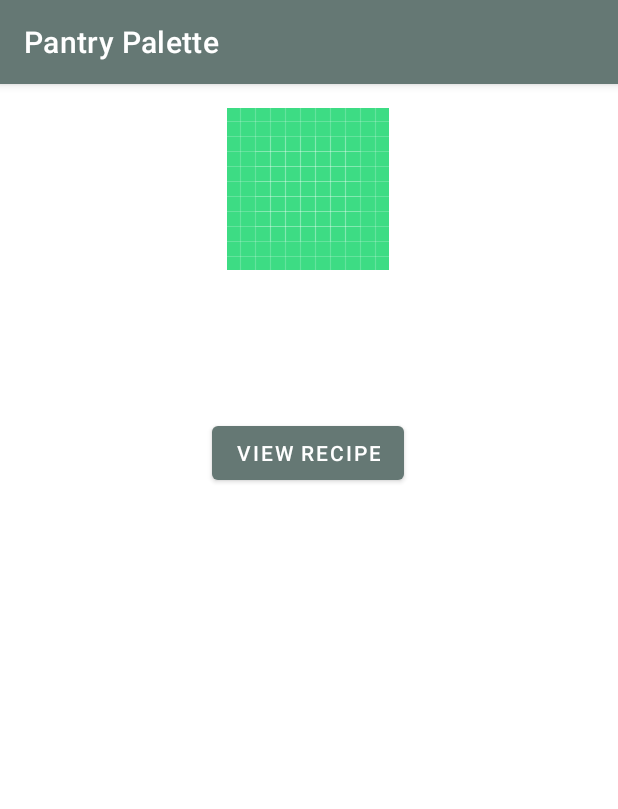
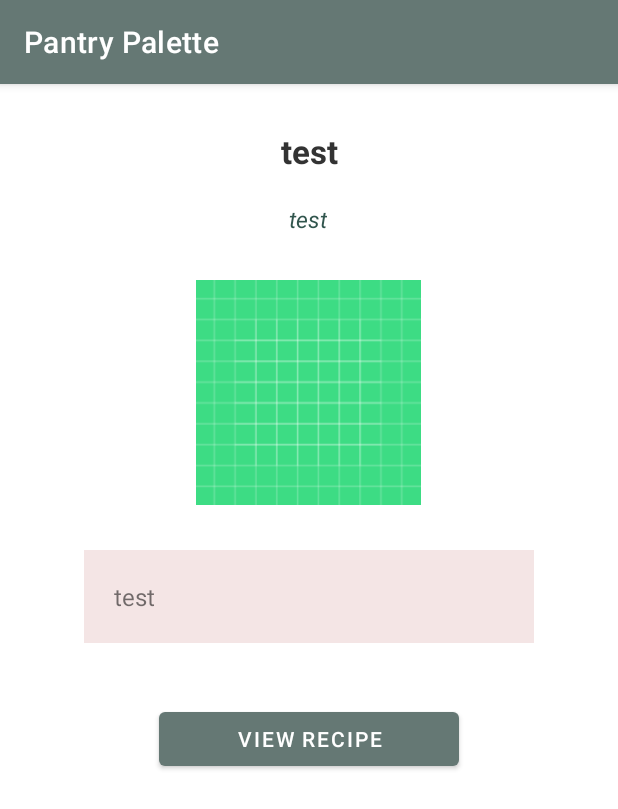
Before and after one commit to alansun25/Pantry-Palette, an Android app: the RecipeInfoActivity screen opened directly, with no data from a screen before it, on a phone screen of 412 x 824 dp. Shown: the top 809 px of the screen. Run offline under Robolectric (Android 15) with nearby library versions, the phone set to English and light mode, and no system bars; pictures from the network do not load; 2 statements that could not run were skipped.

Commit message:
UI Changes

```diff
--- /dev/null
+++ b/app/src/main/res/drawable/background.xml
@@ -0,0 +1,4 @@
+<?xml version="1.0" encoding="utf-8"?>
+<shape xmlns:android="http://schemas.android.com/apk/res/android" android:shape="rectangle" >
+    <solid android:color="#F4E5E5" />
+</shape>
--- a/app/src/main/res/layout/activity_main.xml
+++ b/app/src/main/res/layout/activity_main.xml
@@ -15,15 +15,16 @@
         tools:context=".RecipeListActivity">
 
         <ImageView
-            android:layout_width="50dp"
-            android:layout_height="50dp"
-            android:padding="10dp"
+            android:layout_width="130dp"
+            android:layout_height="130dp"
+            android:layout_gravity="center_horizontal"
             android:scaleType="fitCenter"
             android:src="@drawable/logo" />
 
         <LinearLayout
             android:layout_width="match_parent"
             android:layout_height="wrap_content"
+            android:layout_marginTop="100dp"
             android:orientation="horizontal">
 
             <TextView
@@ -52,7 +53,7 @@
             android:layout_width="wrap_content"
             android:layout_height="wrap_content"
             android:layout_gravity="center_horizontal"
-            android:layout_marginTop="90dp"
+            android:layout_marginTop="190dp"
             android:text="@string/pantry"
             android:textColor="#31554D"
             android:textSize="20dp"
@@ -63,7 +64,7 @@
             android:layout_width="match_parent"
             android:layout_height="match_parent"
             android:layout_marginLeft="28dp"
-            android:layout_marginTop="135dp"
+            android:layout_marginTop="235dp"
             android:layout_marginRight="10dp"
             android:layout_marginBottom="10dp"
             android:paddingHorizontal="16dp"
--- a/app/src/main/res/layout/activity_recipe_info.xml
+++ b/app/src/main/res/layout/activity_recipe_info.xml
@@ -1,64 +1,82 @@
 <?xml version="1.0" encoding="utf-8"?>
-<androidx.constraintlayout.widget.ConstraintLayout xmlns:android="http://schemas.android.com/apk/res/android"
+
+<androidx.core.widget.NestedScrollView
+    xmlns:android="http://schemas.android.com/apk/res/android"
     xmlns:app="http://schemas.android.com/apk/res-auto"
     xmlns:tools="http://schemas.android.com/tools"
     android:layout_width="match_parent"
-    android:layout_height="match_parent"
+    android:layout_height="match_parent">
+
+    <androidx.constraintlayout.widget.ConstraintLayout
+        android:layout_width="match_parent"
+        android:layout_height="wrap_content"
         tools:context=".RecipeInfoActivity">
-
-    <ImageView
-        android:id="@+id/imgRecipe"
-        android:layout_width="wrap_content"
-        android:layout_height="wrap_content"
-        android:layout_marginTop="16dp"
-        app:layout_constraintEnd_toEndOf="parent"
-        app:layout_constraintHorizontal_bias="0.498"
-        app:layout_constraintStart_toStartOf="parent"
-        app:layout_constraintTop_toTopOf="parent"
-        app:srcCompat="@drawable/ic_launcher_background" />
 
         <TextView
             android:id="@+id/tvRecipeTitle"
             android:layout_width="0dp"
             android:layout_height="wrap_content"
             android:layout_marginStart="68dp"
-        android:layout_marginTop="18dp"
+            android:layout_marginTop="30dp"
             android:layout_marginEnd="68dp"
             android:maxLines="2"
+            android:text="test"
             android:textAlignment="center"
-        android:textColor="#000000"
-        android:textSize="18sp"
+            android:textColor="#333333"
+            android:textSize="22sp"
+            android:textStyle="bold"
             app:layout_constraintEnd_toEndOf="parent"
             app:layout_constraintStart_toStartOf="parent"
-        app:layout_constraintTop_toBottomOf="@+id/imgRecipe" />
+            app:layout_constraintTop_toTopOf="parent" />
+
+        <TextView
+            android:id="@+id/tvSource"
+            android:layout_width="wrap_content"
+            android:layout_height="wrap_content"
+            android:layout_marginTop="20dp"
+            android:text="test"
+            android:textColor="#31554D"
+            android:textSize="15sp"
+            android:textStyle="italic"
+            app:layout_constraintEnd_toEndOf="parent"
+            app:layout_constraintHorizontal_bias="0.498"
+            app:layout_constraintStart_toStartOf="parent"
+            app:layout_constraintTop_toBottomOf="@+id/tvRecipeTitle" />
+
+        <ImageView
+            android:id="@+id/imgRecipe"
+            android:layout_width="200dp"
+            android:layout_height="150dp"
+            android:layout_marginTop="30dp"
+            app:layout_constraintEnd_toEndOf="parent"
+            app:layout_constraintHorizontal_bias="0.498"
+            app:layout_constraintStart_toStartOf="parent"
+            app:layout_constraintTop_toBottomOf="@+id/tvSource"
+            app:srcCompat="@drawable/ic_launcher_background" />
 
         <TextView
             android:id="@+id/tvSummary"
             android:layout_width="300dp"
             android:layout_height="wrap_content"
-        android:layout_marginTop="16dp"
+            android:layout_marginTop="30dp"
+            android:padding="20dp"
+            android:background="@drawable/background"
+            android:text="test"
+            android:textSize="16sp"
             app:layout_constraintEnd_toEndOf="parent"
             app:layout_constraintStart_toStartOf="parent"
-        app:layout_constraintTop_toBottomOf="@+id/tvRecipeTitle" />
+            app:layout_constraintTop_toBottomOf="@+id/imgRecipe" />
 
         <Button
             android:id="@+id/btnURL"
-        android:layout_width="wrap_content"
+            android:layout_width="200dp"
             android:layout_height="wrap_content"
-        android:layout_marginTop="20dp"
-        android:text="View Recipe"
+            android:layout_marginTop="40dp"
+            android:text="@string/view"
             app:layout_constraintEnd_toEndOf="parent"
-        app:layout_constraintHorizontal_bias="0.498"
             app:layout_constraintStart_toStartOf="parent"
             app:layout_constraintTop_toBottomOf="@+id/tvSummary" />
 
-    <TextView
-        android:id="@+id/tvSource"
-        android:layout_width="wrap_content"
-        android:layout_height="wrap_content"
-        android:layout_marginTop="28dp"
-        app:layout_constraintEnd_toEndOf="parent"
-        app:layout_constraintHorizontal_bias="0.498"
-        app:layout_constraintStart_toStartOf="parent"
-        app:layout_constraintTop_toBottomOf="@+id/btnURL" />
     </androidx.constraintlayout.widget.ConstraintLayout>
+
+</androidx.core.widget.NestedScrollView>
--- a/app/src/main/res/values/strings.xml
+++ b/app/src/main/res/values/strings.xml
@@ -6,5 +6,6 @@
     <string name="search">Search...</string>
     <string name="pantry">Your Pantry</string>
     <string name="findRecipes">Find Recipes</string>
+    <string name="view">View Recipe</string>
 
 </resources>
```
Lines whose indentation alone changed are shown as unchanged.
